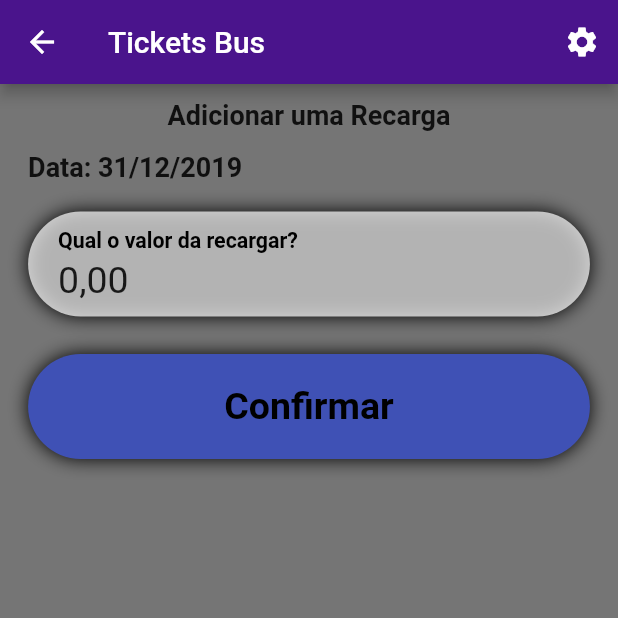
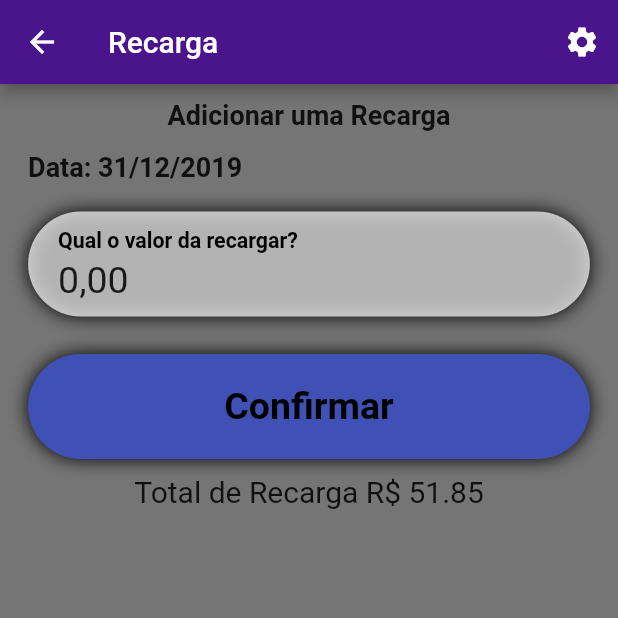
Before and after one commit to beliciobcardoso-zz/app_ticketsbus, a Flutter app: the screen it shows after launch, after a tap on the "refresh" icon, on a phone screen of 412 x 824 dp, the top half of it. Run offline on Flutter 3.47's test engine with Material 2 defaults, Android fonts, the phone set to English and light mode, and no system bars; our stand-ins replace flutter_masked_text, sqflite; accounts and stored records are empty.

Commit message:
pequenas alterações

```diff
--- a/lib/main.dart
+++ b/lib/main.dart
@@ -1,7 +1,5 @@
 import 'package:flutter/material.dart';
 import 'package:app_ticketsbus/pages/MyHomePage.dart';
-
-final Color darkBlue = Color.fromARGB(255, 18, 32, 47);
 
 void main() => runApp(MyApp());
 
@@ -17,10 +15,6 @@ class MyApp extends StatelessWidget {
         scaffoldBackgroundColor: Colors.grey[600],
         accentColor: Colors.purple[900],
       ),
-      /* ThemeData.dark().copyWith(
-          scaffoldBackgroundColor: Color.fromARGB(200, 75, 0, 130),
-          accentColor: Color.fromARGB(200, 75, 0, 130)), */
-
       home: MyHomePage(),
     );
   }
--- a/lib/pages/MyHomePage.dart
+++ b/lib/pages/MyHomePage.dart
@@ -8,7 +8,6 @@ import 'PageConfig.dart';
 import 'package:app_ticketsbus/pages/PageAdicionarPassagens.dart';
 import 'PageRecarga.dart';
 import 'PageHistorico.dart';
-import 'package:app_ticketsbus/models/MyTimeDate.dart';
 
 class MyHomePage extends StatefulWidget {
   @override
@@ -17,44 +16,39 @@ class MyHomePage extends StatefulWidget {
 
 class _MyHomePageState extends State<MyHomePage> {
   AdicionarPassagemModels addpassagem = AdicionarPassagemModels();
-  RecargaModels recarga = RecargaModels();
+  RecargaModels recargas = RecargaModels();
   ConfigModels config = ConfigModels();
   DataBaseModel databasemodel = DataBaseModel();
+
+  List<AdicionarPassagens> passagens = List();
 
   @override
   void initState() {
     super.initState();
 
-    print(data);
-
-    /* AdicionarPassagens add = AdicionarPassagens();
-    add.quantidade = 4;
-    add.data = "24/12/2019";
+    /*  AdicionarPassagens add = AdicionarPassagens();
+    add.quantidade = 3;
+    add.data = "27/12/2019";
     addpassagem.saveAdicionarPassagens(add); */
 
-    /* addpassagem.getAllAdicionarPassagens().then((listPassagem) {
-      print(listPassagem);
+    /* addpassagem.getAllAdicionarPassagens().then((list) {
+      print(list);
     }); */
 
     /* Recarga r = Recarga();
-    r.dinheiro = 11.85;
-    r.data = data;
-    recarga.saveRecarga(r); */
+    r.dinheiro = 45.85;
+    r.data = "01/12/2019";
+    recargas.saveRecarga(r); */
 
-    /* recarga.getAllRecarga().then((list) {
+    recargas.getAllRecarga().then((list) {
       print(list);
-    }); */
+    });
 
-    /* Config c = Config();
-    c.quantas = 2;
-    c.dinheiro = 4.2;
-    config.saveConfig(c); */
-
-    /* config.getAllConfig().then((list) {
-      print(list);
-    }); */
-
-    print(databasemodel.database);
+    addpassagem.getAllAdicionarPassagens().then((list) {
+      setState(() {
+        passagens = list;
+      });
+    });
   }
 
   @override
@@ -77,9 +71,13 @@ class _MyHomePageState extends State<MyHomePage> {
           )
         ],
       ),
-      body: Container(
-          //color: Colors.grey[400],
-          ),
+      body: ListView.builder(
+        padding: EdgeInsets.all(10.0),
+        itemCount: passagens.length,
+        itemBuilder: (context, index) {
+          return _passagensCard(context, index);
+        },
+      ),
       bottomNavigationBar: BottomAppBar(
         child: Row(
           children: <Widget>[
@@ -161,4 +159,50 @@ class _MyHomePageState extends State<MyHomePage> {
       ),
     );
   }
+
+  Widget _passagensCard(BuildContext context, int index) {
+    return GestureDetector(
+      child: Card(
+        color: Colors.grey[400],
+        child: Padding(
+          padding: EdgeInsets.all(10.0),
+          child: Row(
+            children: <Widget>[
+              Container(
+                width: 60.0,
+                height: 60.0,
+                child: Icon(
+                  Icons.check_circle_outline,
+                  color: Colors.blue,
+                ),
+              ),
+              Padding(
+                padding: EdgeInsets.only(left: 10.0),
+                child: Column(
+                  crossAxisAlignment: CrossAxisAlignment.start,
+                  children: <Widget>[
+                    Text(
+                      "Usado: " +
+                              passagens[index].quantidade.toString() +
+                              " Passagens" ??
+                          "",
+                      style: TextStyle(fontSize: 20.0),
+                    ),
+                    Text(
+                      "Resta R\$ X Passagens" ?? "",
+                      style: TextStyle(fontSize: 18.0),
+                    ),
+                    Text(
+                      passagens[index].data ?? "",
+                      style: TextStyle(fontSize: 15.0),
+                    ),
+                  ],
+                ),
+              )
+            ],
+          ),
+        ),
+      ),
+    );
+  }
 }
--- a/lib/pages/PageRecarga.dart
+++ b/lib/pages/PageRecarga.dart
@@ -1,9 +1,51 @@
+import 'package:app_ticketsbus/models/DataBaseModel.dart';
 import 'package:app_ticketsbus/models/MyTimeDate.dart';
+import 'package:app_ticketsbus/models/RecargaModels.dart';
 import 'package:app_ticketsbus/pages/PageConfig.dart';
 import 'package:flutter_masked_text/flutter_masked_text.dart';
 import 'package:flutter/material.dart';
 
-class PageRecarga extends StatelessWidget {
+class PageRecarga extends StatefulWidget {
+  @override
+  _PageRecargaState createState() => _PageRecargaState();
+}
+
+class _PageRecargaState extends State<PageRecarga> {
+  RecargaModels recargas = RecargaModels();
+
+  DataBaseModel databasemodel = DataBaseModel();
+
+  List<Recarga> recarga = List();
+  double valorRecaraga = 51.85;
+  @override
+  void initState() {
+    super.initState();
+
+    /*  AdicionarPassagens add = AdicionarPassagens();
+    add.quantidade = 3;
+    add.data = "27/12/2019";
+    addpassagem.saveAdicionarPassagens(add); */
+
+    /* addpassagem.getAllAdicionarPassagens().then((list) {
+      print(list);
+    }); */
+
+    /* Recarga r = Recarga();
+    r.dinheiro = 45.85;
+    r.data = "01/12/2019";
+    recargas.saveRecarga(r); */
+
+    recargas.getAllRecarga().then((list) {
+      print(list);
+    });
+
+    /* addpassagem.getAllAdicionarPassagens().then((list) {
+      setState(() {
+        passagens = list;
+      });
+    }); */
+  }
+
   @override
   Widget build(BuildContext context) {
     var controller = new MoneyMaskedTextController(
@@ -16,7 +58,7 @@ class PageRecarga extends StatelessWidget {
           icon: Icon(Icons.arrow_back),
           onPressed: () => Navigator.pop(context, false),
         ),
-        title: Text("Tickets Bus"),
+        title: Text("Recarga"),
         actions: <Widget>[
           IconButton(
             icon: Icon(Icons.settings),
@@ -34,7 +76,6 @@ class PageRecarga extends StatelessWidget {
       ),
       body: Container(
         width: MediaQuery.of(context).size.width,
-        //color: Colors.grey[400],
         child: Column(
           children: <Widget>[
             Container(
@@ -164,9 +205,58 @@ class PageRecarga extends StatelessWidget {
                 ],
               ),
             ),
+            Container(
+              padding: EdgeInsets.all(10.0),
+              child: Text(
+                "Total de Recarga R\$ " + valorRecaraga.toString(),
+                style: TextStyle(fontSize: 20.0),
+              ),
+            ),
           ],
         ),
       ),
     );
   }
+
+/* ListView.builder(
+                    padding: EdgeInsets.all(0.0),
+                    itemCount: recarga.length,
+                    itemBuilder: (context, index) {
+                      return _recargaCard(context, index);
+                    },
+                  ), */
+  /*  Widget _recargaCard(BuildContext context, int index) {
+    return GestureDetector(
+      child: Card(
+        color: Colors.grey[400],
+        child: Padding(
+          padding: EdgeInsets.all(0.0),
+          child: Row(
+            children: <Widget>[
+              Container(
+                width: 60.0,
+                height: 60.0,
+                child: Icon(
+                  Icons.check_circle_outline,
+                  color: Colors.blue,
+                ),
+              ),
+              Padding(
+                padding: EdgeInsets.only(left: 10.0),
+                child: Column(
+                  crossAxisAlignment: CrossAxisAlignment.start,
+                  children: <Widget>[
+                    Text(
+                      "Usado: " ?? "",
+                      style: TextStyle(fontSize: 20.0),
+                    ),
+                  ],
+                ),
+              )
+            ],
+          ),
+        ),
+      ),
+    );
+  } */
 }
```
Also changed, not shown: lib/tools/testeBD.txt (added, +35 -0 lines).
